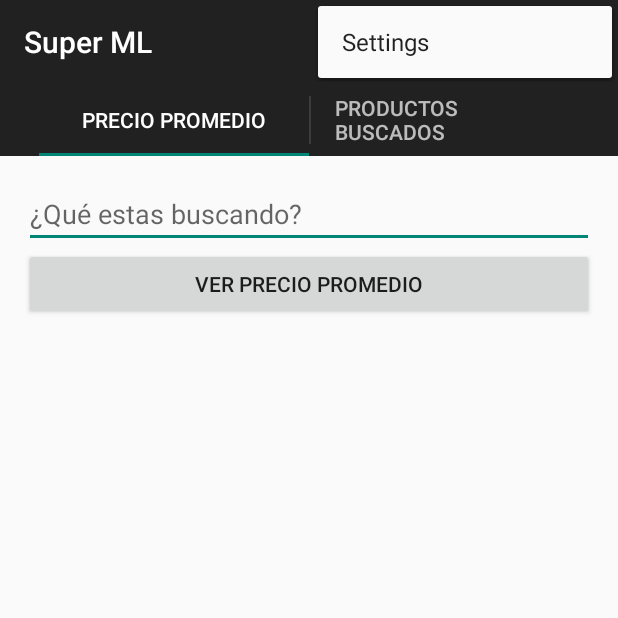
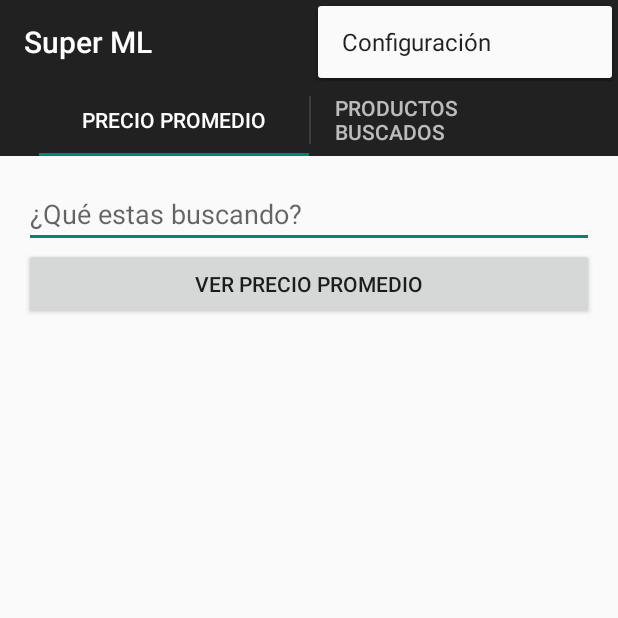
Before and after one commit to DumontIT/mi-mercado-libre_android, an Android app: the screen it shows after launch (HomeActivity), with the options menu open, on a phone screen of 412 x 824 dp, the top half of it. Run offline under Robolectric (Android 15) with nearby library versions, the phone set to English and light mode, and no system bars; libraries missing offline, so code that uses them is left out: org.springframework.http, org.springframework.web.

```diff
--- a/Super ML (Mobile App)/src/main/res/values/strings.xml
+++ b/Super ML (Mobile App)/src/main/res/values/strings.xml
@@ -4,12 +4,8 @@
     <string name="app_name">Super ML</string>
     <string name="title_section_average_price">Precio Promedio</string>
     <string name="title_section_my_queries">Productos buscados</string>
-    <string name="hello_world">Hello world!</string>
-    <string name="action_settings">Settings</string>
-
-
+    <string name="action_settings">Configuración</string>
     <string name="query_label">¿Qué estas buscando?</string>
     <string name="search_button_label">Ver Precio Promedio</string>
-    <string name="homeSearchResult" />
 
 </resources>
```
Also changed, not shown: 1 other file.
